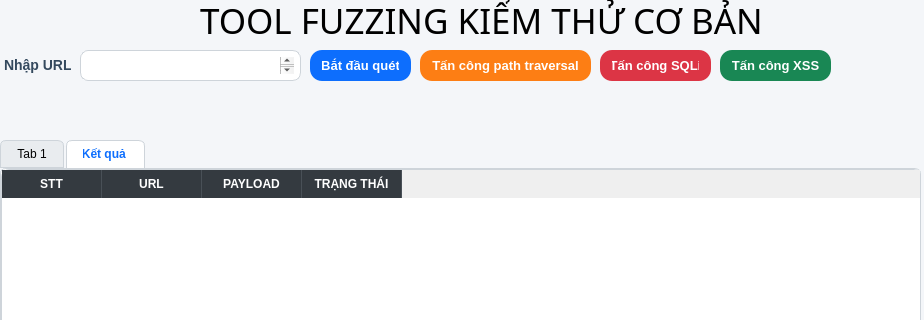
Qt form GUICrawl.ui (dongydpl/ToolFuzzing002) before a commit; both pictures show x 0 to 924 and y 0 to 320 of the 924 by 600 pixel window.
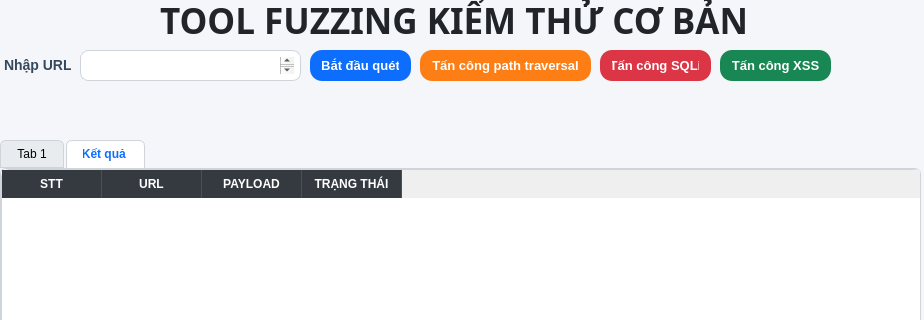
The same form after that commit.

Commit message: 06.thay doi giao dien va xoa 1 it o phan crawl

The edit to the form file:
```diff
--- a/GUICrawl.ui
+++ b/GUICrawl.ui
@@ -19,6 +19,7 @@
    =================================================== */
 QWidget#centralwidget {
     background-color: #f4f6f9;
+	color: #212529;
 }
 
 QTextEdit, QTextBrowser {
@@ -119,7 +120,8 @@
 }
 QPushButton#btnXSS:hover {
     background-color: #157347;
-}</string>
+}
+</string>
   </property>
   <widget class="QWidget" name="centralwidget">
    <widget class="QTextEdit" name="txtGetLink">
@@ -135,18 +137,23 @@
    <widget class="QLabel" name="label">
     <property name="geometry">
      <rect>
-      <x>200</x>
+      <x>160</x>
       <y>0</y>
-      <width>571</width>
+      <width>611</width>
       <height>41</height>
      </rect>
     </property>
     <property name="font">
      <font>
-      <family>Showcard Gothic</family>
+      <family>Yu Gothic Medium</family>
       <pointsize>26</pointsize>
+      <bold>true</bold>
      </font>
     </property>
+    <property name="styleSheet">
+     <string notr="true">color: #212529; /* Đổi màu chữ thành xám đậm/đen để nổi trên nền sáng */
+    font-weight: bold;</string>
+    </property>
     <property name="text">
      <string>TOOL FUZZING KIỂM THỬ CƠ BẢN</string>
     </property>
```
The commit also changes 4 other files.
